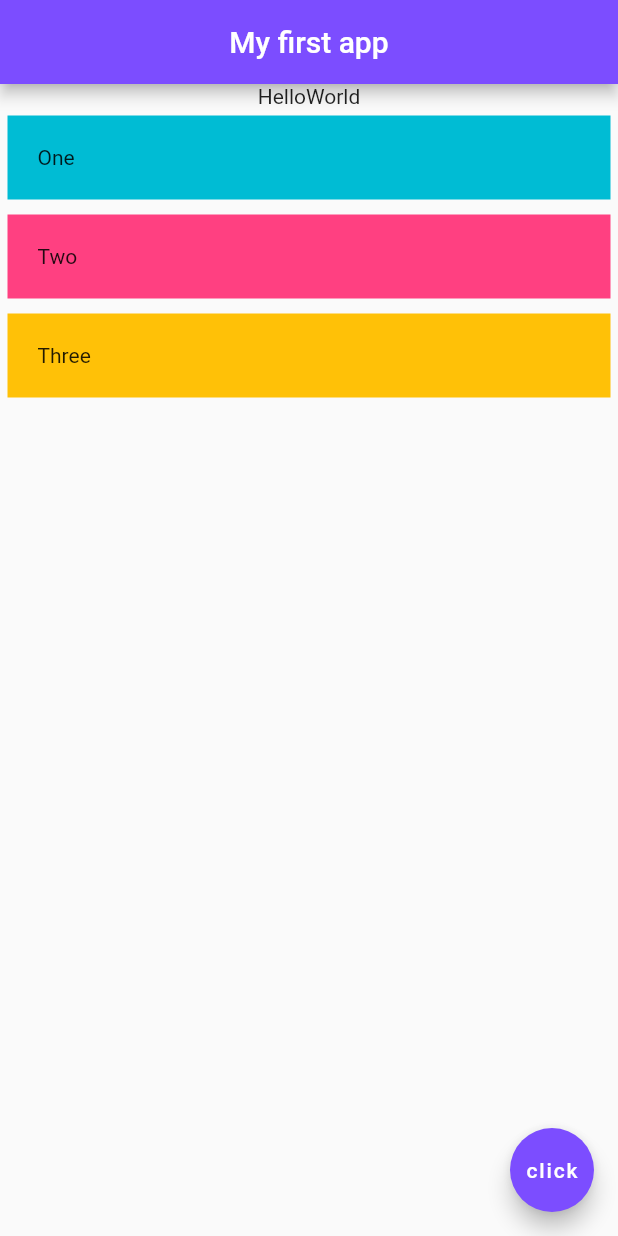
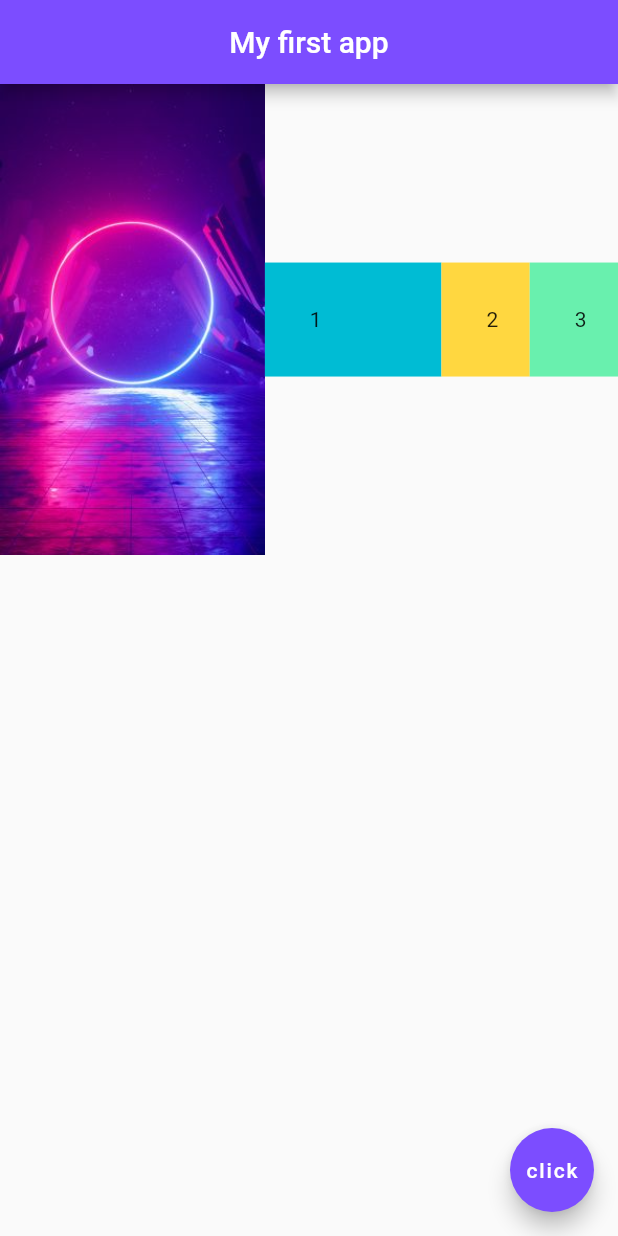
Before and after one commit to ratnakar5938/flutter-tut, a Flutter app: the screen it shows after launch, on a phone screen of 412 x 824 dp. Run offline on Flutter 3.47's test engine with Material 2 defaults, Android fonts, the phone set to English and light mode, and no system bars.

Commit message:
expanded widget

```diff
--- a/lib/main.dart
+++ b/lib/main.dart
@@ -15,35 +15,35 @@ class Home extends StatelessWidget {
         centerTitle: true,
         backgroundColor: Colors.deepPurpleAccent,
       ),
-      body: Column(
-        mainAxisAlignment: MainAxisAlignment.start,
-        crossAxisAlignment: CrossAxisAlignment.stretch,
-        children: <Widget>[
-          Row(
-            mainAxisAlignment: MainAxisAlignment.center,
-            children: <Widget>[
-              Text("Hello"),
-              Text("World")
-            ],
+      body: Row(
+        children: [
+          Expanded(
+            flex: 3,
+              child: Image.asset("assets/2.jpg")),
+          Expanded(
+            flex: 2,
+            child: Container(
+              padding: EdgeInsets.all(30.0),
+              color: Colors.cyan,
+              child: Text("1"),
+            ),
           ),
-          Container(
-            padding: EdgeInsets.all(20.0),
-            margin: EdgeInsets.all(5.0),
-            color: Colors.cyan,
-            child: Text("One"),
+          Expanded(
+            flex: 1,
+            child: Container(
+              padding: EdgeInsets.all(30.0),
+              color: Colors.amberAccent,
+              child: Text("2"),
+            ),
           ),
-          Container(
-            padding: EdgeInsets.all(20.0),
-            margin: EdgeInsets.all(5.0),
-            color: Colors.pinkAccent,
-            child: Text("Two"),
+          Expanded(
+            flex: 1,
+            child: Container(
+              padding: EdgeInsets.all(30.0),
+              color: Colors.greenAccent,
+              child: Text("3"),
+            ),
           ),
-          Container(
-            padding: EdgeInsets.all(20.0),
-            margin: EdgeInsets.all(5.0),
-            color: Colors.amber,
-            child: Text("Three"),
-          )
         ],
       ),
       floatingActionButton: FloatingActionButton(
```
